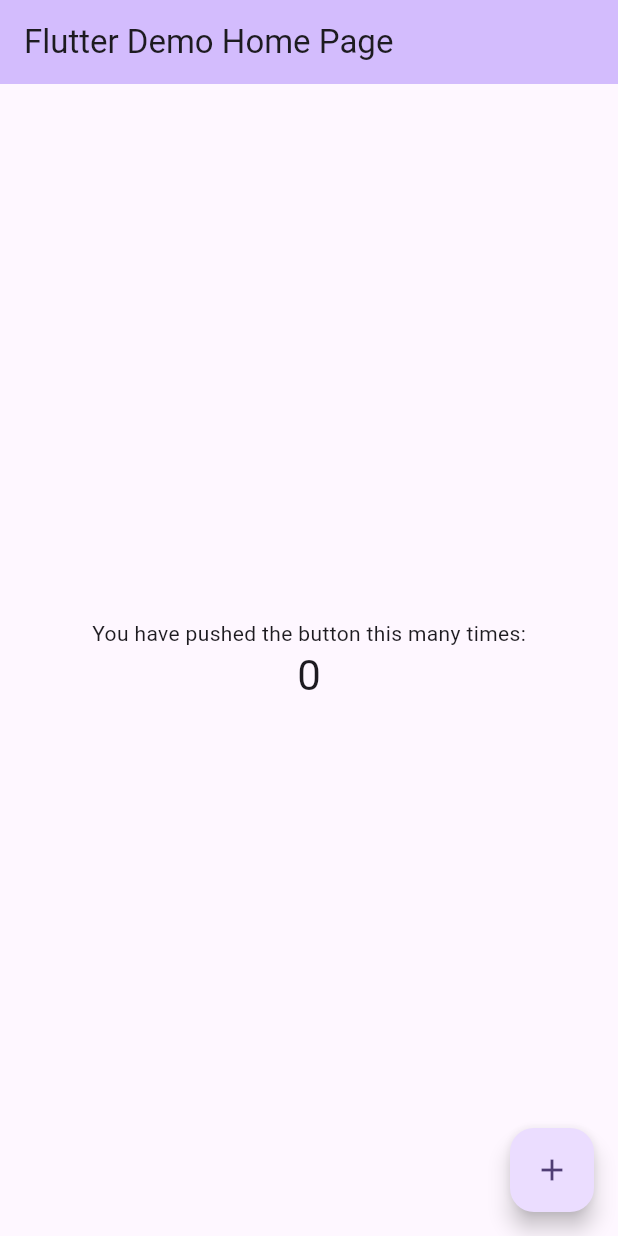
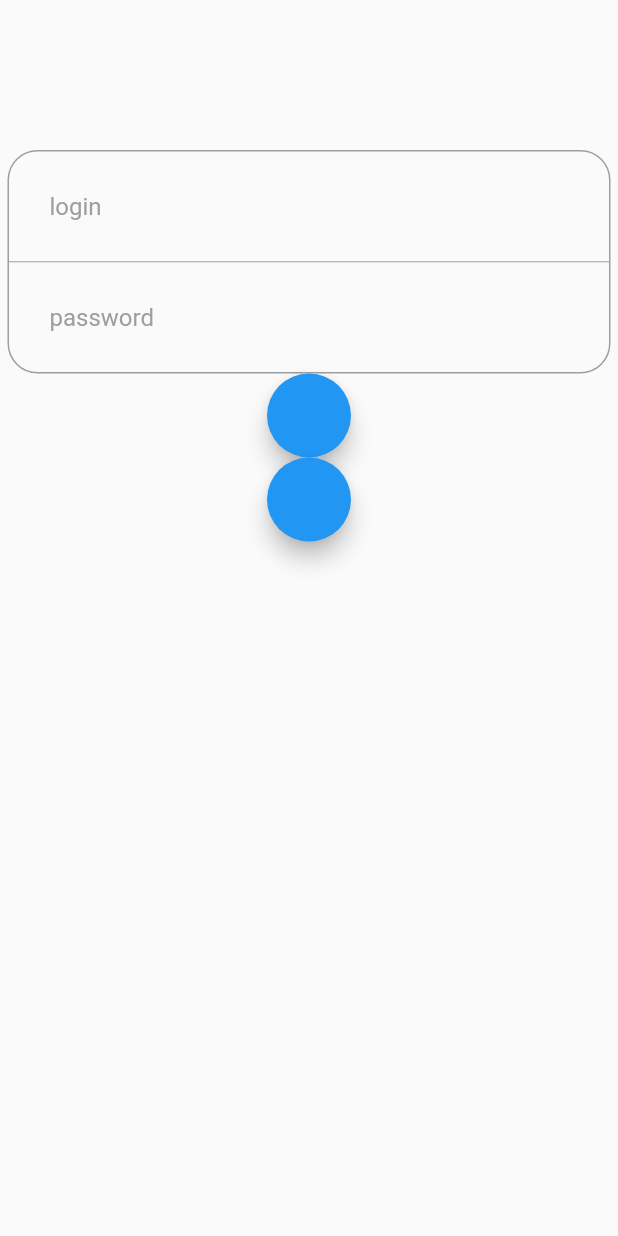
Before and after one commit to CpedniyNikon/space_simulation, a Flutter app: the screen it shows after launch, on a phone screen of 412 x 824 dp. Run offline on Flutter 3.47's test engine with Material 2 defaults, Android fonts, the phone set to English and light mode, and no system bars; our stand-ins replace get, url_strategy.

Commit message:
added scenes

```diff
--- a/lib/main.dart
+++ b/lib/main.dart
@@ -1,125 +1,16 @@
 import 'package:flutter/material.dart';
+import 'package:get/get_navigation/src/root/get_material_app.dart';
+import 'package:get/get_navigation/src/routes/transitions_type.dart';
+import 'package:space_simulation/routes/app_pages.dart';
+import 'package:space_simulation/scene/main_scene.dart';
+import 'package:url_strategy/url_strategy.dart';
 
 void main() {
-  runApp(const MyApp());
+  setPathUrlStrategy();
+  runApp(GetMaterialApp(
+    debugShowCheckedModeBanner: false,
+    defaultTransition: Transition.fade,
+    home: const MainScene(),
+    getPages: AppPages.pages,
+  ));
 }
-
-class MyApp extends StatelessWidget {
-  const MyApp({super.key});
-
-  // This widget is the root of your application.
-  @override
-  Widget build(BuildContext context) {
-    return MaterialApp(
-      title: 'Flutter Demo',
-      theme: ThemeData(
-        // This is the theme of your application.
-        //
-        // TRY THIS: Try running your application with "flutter run". You'll see
-        // the application has a blue toolbar. Then, without quitting the app,
-        // try changing the seedColor in the colorScheme below to Colors.green
-        // and then invoke "hot reload" (save your changes or press the "hot
-        // reload" button in a Flutter-supported IDE, or press "r" if you used
-        // the command line to start the app).
-        //
-        // Notice that the counter didn't reset back to zero; the application
-        // state is not lost during the reload. To reset the state, use hot
-        // restart instead.
-        //
-        // This works for code too, not just values: Most code changes can be
-        // tested with just a hot reload.
-        colorScheme: ColorScheme.fromSeed(seedColor: Colors.deepPurple),
-        useMaterial3: true,
-      ),
-      home: const MyHomePage(title: 'Flutter Demo Home Page'),
-    );
-  }
-}
-
-class MyHomePage extends StatefulWidget {
-  const MyHomePage({super.key, required this.title});
-
-  // This widget is the home page of your application. It is stateful, meaning
-  // that it has a State object (defined below) that contains fields that affect
-  // how it looks.
-
-  // This class is the configuration for the state. It holds the values (in this
-  // case the title) provided by the parent (in this case the App widget) and
-  // used by the build method of the State. Fields in a Widget subclass are
-  // always marked "final".
-
-  final String title;
-
-  @override
-  State<MyHomePage> createState() => _MyHomePageState();
-}
-
-class _MyHomePageState extends State<MyHomePage> {
-  int _counter = 0;
-
-  void _incrementCounter() {
-    setState(() {
-      // This call to setState tells the Flutter framework that something has
-      // changed in this State, which causes it to rerun the build method below
-      // so that the display can reflect the updated values. If we changed
-      // _counter without calling setState(), then the build method would not be
-      // called again, and so nothing would appear to happen.
-      _counter++;
-    });
-  }
-
-  @override
-  Widget build(BuildContext context) {
-    // This method is rerun every time setState is called, for instance as done
-    // by the _incrementCounter method above.
-    //
-    // The Flutter framework has been optimized to make rerunning build methods
-    // fast, so that you can just rebuild anything that needs updating rather
-    // than having to individually change instances of widgets.
-    return Scaffold(
-      appBar: AppBar(
-        // TRY THIS: Try changing the color here to a specific color (to
-        // Colors.amber, perhaps?) and trigger a hot reload to see the AppBar
-        // change color while the other colors stay the same.
-        backgroundColor: Theme.of(context).colorScheme.inversePrimary,
-        // Here we take the value from the MyHomePage object that was created by
-        // the App.build method, and use it to set our appbar title.
-        title: Text(widget.title),
-      ),
-      body: Center(
-        // Center is a layout widget. It takes a single child and positions it
-        // in the middle of the parent.
-        child: Column(
-          // Column is also a layout widget. It takes a list of children and
-          // arranges them vertically. By default, it sizes itself to fit its
-          // children horizontally, and tries to be as tall as its parent.
-          //
-          // Column has various properties to control how it sizes itself and
-          // how it positions its children. Here we use mainAxisAlignment to
-          // center the children vertically; the main axis here is the vertical
-          // axis because Columns are vertical (the cross axis would be
-          // horizontal).
-          //
-          // TRY THIS: Invoke "debug painting" (choose the "Toggle Debug Paint"
-          // action in the IDE, or press "p" in the console), to see the
-          // wireframe for each widget.
-          mainAxisAlignment: MainAxisAlignment.center,
-          children: <Widget>[
-            const Text(
-              'You have pushed the button this many times:',
-            ),
-            Text(
-              '$_counter',
-              style: Theme.of(context).textTheme.headlineMedium,
-            ),
-          ],
-        ),
-      ),
-      floatingActionButton: FloatingActionButton(
-        onPressed: _incrementCounter,
-        tooltip: 'Increment',
-        child: const Icon(Icons.add),
-      ), // This trailing comma makes auto-formatting nicer for build methods.
-    );
-  }
-}
--- a/lib/routes/app_pages.dart
+++ b/lib/routes/app_pages.dart
@@ -0,0 +1,13 @@
+import 'package:space_simulation/routes/routes.dart';
+import 'package:space_simulation/scene/main_scene.dart';
+import 'package:get/get_navigation/src/routes/get_route.dart';
+
+abstract class AppPages {
+  static final pages = [
+    GetPage(
+      name: Routes.login,
+      page: () => const MainScene(),
+    ),
+
+  ];
+}
--- a/lib/routes/routes.dart
+++ b/lib/routes/routes.dart
@@ -0,0 +1,5 @@
+class Routes {
+  static String login = '/login';
+  static String storage = '/storage';
+  static String register = '/register';
+}
--- a/lib/scene/main_scene.dart
+++ b/lib/scene/main_scene.dart
@@ -0,0 +1,88 @@
+import 'package:flutter/material.dart';
+
+class MainScene extends StatefulWidget {
+  const MainScene({super.key});
+
+  @override
+  State<MainScene> createState() => _MainSceneState();
+}
+
+class _MainSceneState extends State<MainScene> {
+  var loginController = TextEditingController();
+  var passwordController = TextEditingController();
+
+  @override
+  Widget build(BuildContext context) {
+    return Scaffold(
+      body: SingleChildScrollView(
+        child: Center(
+          child: Column(
+            children: [
+              const SizedBox(
+                height: 100,
+              ),
+              Container(
+                decoration: BoxDecoration(
+                  borderRadius: BorderRadius.circular(20),
+                  border: Border.all(
+                    color: Colors.grey,
+                    width: 1,
+                  ),
+                ),
+                child: Column(
+                  children: [
+                    Container(
+                      constraints: const BoxConstraints(maxWidth: 400),
+                      child: TextField(
+                        decoration: const InputDecoration(
+                          contentPadding: EdgeInsets.all(27),
+                          hintText: "login",
+                          hintStyle: TextStyle(color: Colors.grey),
+                          border: InputBorder.none,
+                        ),
+                        style: const TextStyle(
+                          color: Colors.black,
+                        ),
+                        controller: loginController,
+                      ),
+                    ),
+                    Container(
+                      constraints: const BoxConstraints(maxWidth: 400),
+                      child: const Divider(
+                        color: Colors.grey,
+                        height: 1,
+                      ),
+                    ),
+                    Container(
+                      constraints: const BoxConstraints(maxWidth: 400),
+                      child: TextField(
+                        decoration: const InputDecoration(
+                          border: InputBorder.none,
+                          contentPadding: EdgeInsets.all(27),
+                          hintText: "password",
+                          hintStyle: TextStyle(color: Colors.grey),
+                        ),
+                        style: const TextStyle(
+                          color: Colors.black,
+                        ),
+                        controller: passwordController,
+                      ),
+                    ),
+                  ],
+                ),
+              ),
+              FloatingActionButton(
+                  heroTag: null,
+                  onPressed: () {
+                  }),
+              FloatingActionButton(
+                  heroTag: null,
+                  onPressed: () {
+                  }),
+            ],
+          ),
+        ),
+      ),
+    );
+  }
+}
--- a/pubspec.yaml
+++ b/pubspec.yaml
@@ -35,6 +35,8 @@ dependencies:
   # The following adds the Cupertino Icons font to your application.
   # Use with the CupertinoIcons class for iOS style icons.
   cupertino_icons: ^1.0.2
+  url_strategy: ^0.2.0
+  get: ^4.6.5
 
 dev_dependencies:
   flutter_test:
```
Also changed, not shown: pubspec.lock, 1 other file.
